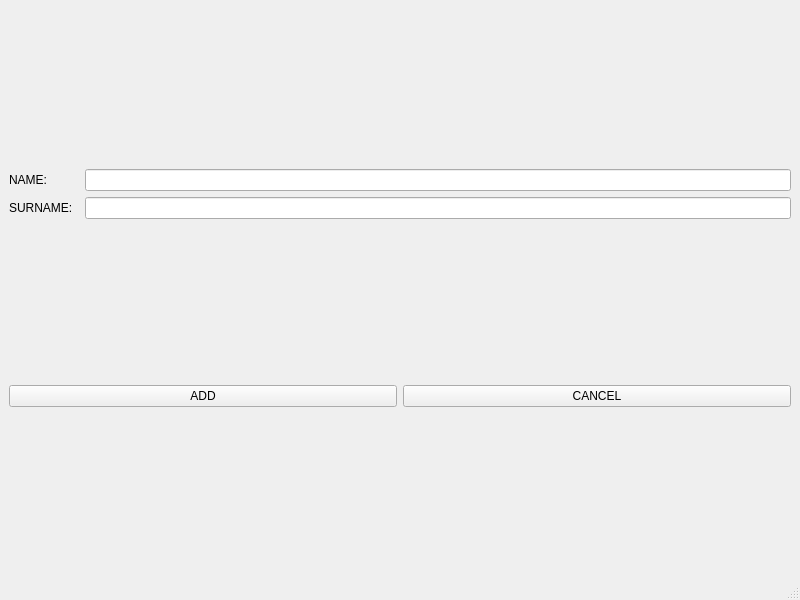
Qt form Mobile/Databases/insertwindow.ui (Squaess/Programming) before a commit.
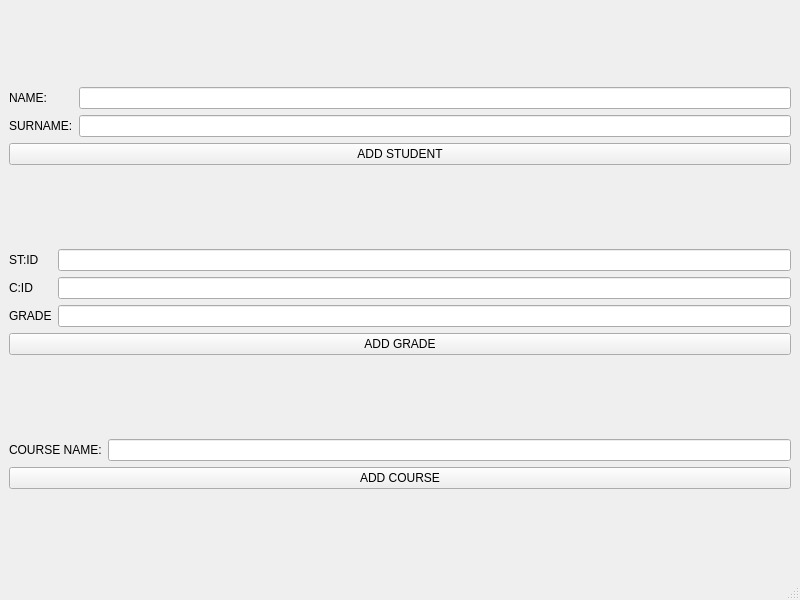
The same form after that commit.

The edit to the form file:
```diff
--- a/Mobile/Databases/insertwindow.ui
+++ b/Mobile/Databases/insertwindow.ui
@@ -14,14 +14,23 @@
    <string>MainWindow</string>
   </property>
   <widget class="QWidget" name="centralwidget">
-   <layout class="QHBoxLayout" name="horizontalLayout_2">
+   <layout class="QHBoxLayout" name="horizontalLayout">
+    <item>
+     <layout class="QVBoxLayout" name="verticalLayout_4">
     <item>
      <layout class="QVBoxLayout" name="verticalLayout">
       <item>
        <layout class="QGridLayout" name="gridLayout">
-        <property name="horizontalSpacing">
-         <number>12</number>
-        </property>
+          <item row="0" column="0">
+           <widget class="QLabel" name="nameL">
+            <property name="text">
+             <string>NAME:</string>
+            </property>
+           </widget>
+          </item>
+          <item row="0" column="1">
+           <widget class="QLineEdit" name="nameF"/>
+          </item>
         <item row="1" column="0">
          <widget class="QLabel" name="surnameL">
           <property name="text">
@@ -29,34 +38,85 @@
           </property>
          </widget>
         </item>
-        <item row="0" column="1">
-         <widget class="QLineEdit" name="nameF"/>
-        </item>
         <item row="1" column="1">
          <widget class="QLineEdit" name="surnameF"/>
         </item>
-        <item row="0" column="0">
-         <widget class="QLabel" name="nameL">
-          <property name="text">
-           <string>NAME:</string>
-          </property>
-         </widget>
-        </item>
-       </layout>
-      </item>
-      <item>
-       <layout class="QHBoxLayout" name="horizontalLayout">
+         </layout>
+        </item>
         <item>
          <widget class="QPushButton" name="addB">
           <property name="text">
-           <string>ADD</string>
+           <string>ADD STUDENT</string>
           </property>
          </widget>
         </item>
+       </layout>
+      </item>
         <item>
-         <widget class="QPushButton" name="cancelB">
+       <layout class="QVBoxLayout" name="verticalLayout_2">
+        <item>
+         <layout class="QGridLayout" name="gridLayout_2">
+          <item row="0" column="0">
+           <widget class="QLabel" name="sid">
           <property name="text">
-           <string>CANCEL</string>
+             <string>ST:ID</string>
+            </property>
+           </widget>
+          </item>
+          <item row="0" column="1">
+           <widget class="QLineEdit" name="sidF"/>
+          </item>
+          <item row="1" column="0">
+           <widget class="QLabel" name="cid">
+            <property name="text">
+             <string>C:ID</string>
+            </property>
+           </widget>
+          </item>
+          <item row="1" column="1">
+           <widget class="QLineEdit" name="cidF"/>
+          </item>
+          <item row="2" column="0">
+           <widget class="QLabel" name="gid">
+            <property name="text">
+             <string>GRADE</string>
+            </property>
+           </widget>
+          </item>
+          <item row="2" column="1">
+           <widget class="QLineEdit" name="gidF"/>
+          </item>
+         </layout>
+        </item>
+        <item>
+         <widget class="QPushButton" name="addGB">
+          <property name="text">
+           <string>ADD GRADE</string>
+          </property>
+         </widget>
+        </item>
+       </layout>
+      </item>
+      <item>
+       <layout class="QVBoxLayout" name="verticalLayout_3">
+        <item>
+         <layout class="QHBoxLayout" name="horizontalLayout_2">
+          <item>
+           <widget class="QLabel" name="cnameL">
+            <property name="text">
+             <string>COURSE NAME:</string>
+            </property>
+           </widget>
+          </item>
+          <item>
+           <widget class="QLineEdit" name="cnameF"/>
+          </item>
+         </layout>
+        </item>
+        <item>
+         <widget class="QPushButton" name="addCB">
+          <property name="text">
+           <string>ADD COURSE</string>
           </property>
          </widget>
         </item>
```
Lines whose indentation alone changed are shown as unchanged.
